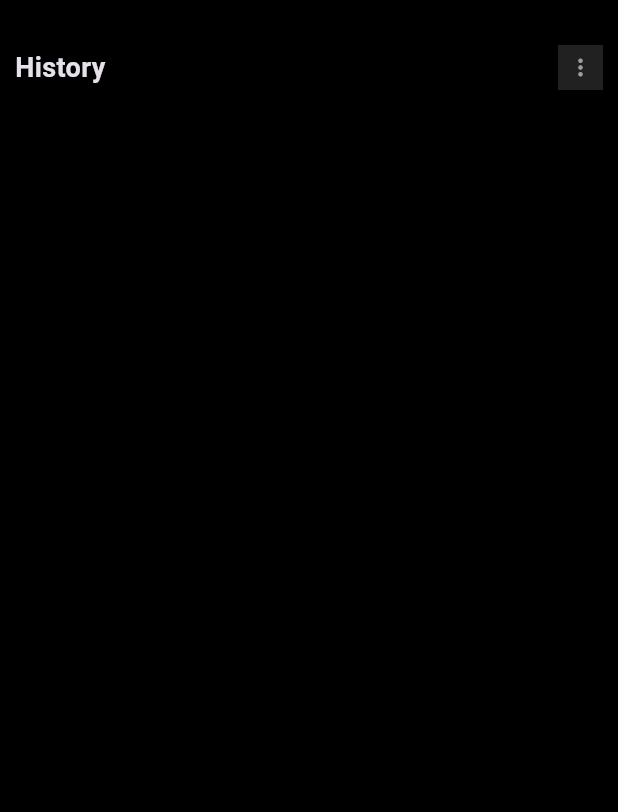
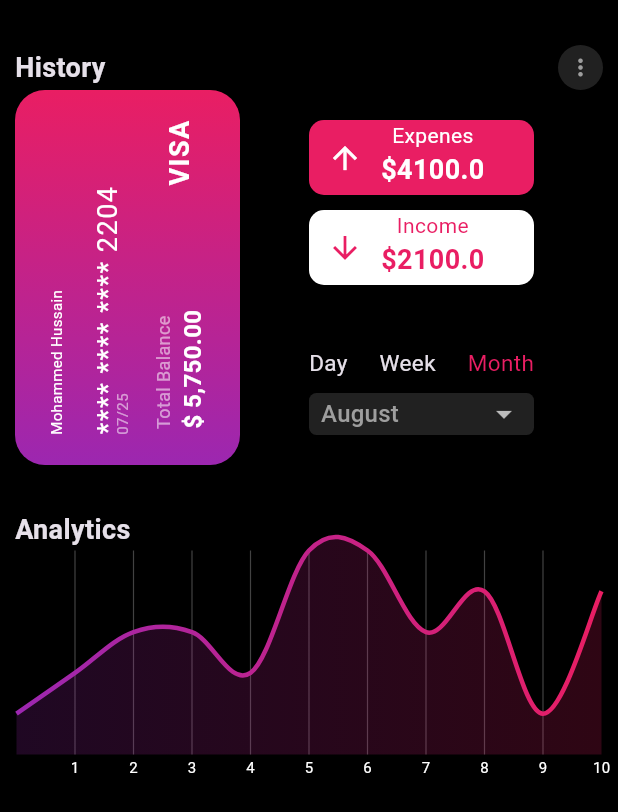
Before and after one commit to Mohammed-Dvlpr/Expense-Teacker, a Flutter app: the screen it shows after launch, on a phone screen of 412 x 824 dp. Shown: the top 812 px of the screen. Run offline on Flutter 3.47's test engine with Material 3 defaults, Android fonts, the phone set to English and light mode, and no system bars; drawn by our look-alikes of fl_chart.

Commit message:
design4 ExpencesGraphDesign

```diff
--- /dev/null
+++ b/lib/expences_graph-design.dart
@@ -0,0 +1,125 @@
+import 'package:flutter/material.dart';
+import 'package:fl_chart/fl_chart.dart';
+
+class ExpencesGraphDesign extends StatefulWidget {
+  const ExpencesGraphDesign({super.key});
+
+  @override
+  State<ExpencesGraphDesign> createState() => _ExpencesGraphDesignState();
+}
+
+class _ExpencesGraphDesignState extends State<ExpencesGraphDesign> {
+  @override
+  Widget build(BuildContext context) {
+    return Container(
+        height: 150,
+        child: LineChart(
+          LineChartData(
+            maxX: 10,
+            maxY: 10,
+            minY: 0,
+            minX: 0,
+            backgroundColor: Colors.black,
+            lineBarsData: [
+              LineChartBarData(
+                  spots: const [
+                    FlSpot(0, 2),
+                    FlSpot(1, 4),
+                    FlSpot(2, 6),
+                    FlSpot(3, 6),
+                    FlSpot(4, 4),
+                    FlSpot(5, 10),
+                    FlSpot(6, 10),
+                    FlSpot(7, 6),
+                    FlSpot(8, 8),
+                    FlSpot(9, 2),
+                    FlSpot(10, 8),
+                  ],
+                  isCurved: true,
+                  gradient: const LinearGradient(colors: [
+                    Colors.purple,
+                    Colors.pink,
+                  ]),
+                  barWidth: 3,
+                  belowBarData: BarAreaData(
+                    show: true,
+                    gradient: LinearGradient(colors: [
+                      Colors.purple.withOpacity(0.2),
+                      Colors.pink.withOpacity(0.2),
+                    ]),
+                  ),
+                  dotData: const FlDotData(show: false)),
+            ],
+            gridData: FlGridData(
+              show: true,
+              drawHorizontalLine: false,
+              drawVerticalLine: true,
+              getDrawingVerticalLine: (value) {
+                return FlLine(
+                  color: Colors.grey.shade800,
+                  strokeWidth: 0.8,
+                );
+              },
+            ),
+            titlesData: FlTitlesData(
+              leftTitles: const AxisTitles(
+                sideTitles: SideTitles(showTitles: false),
+              ),
+              rightTitles: const AxisTitles(
+                sideTitles: SideTitles(showTitles: false),
+              ),
+              topTitles: const AxisTitles(
+                sideTitles: SideTitles(showTitles: false),
+              ),
+              bottomTitles: AxisTitles(
+                sideTitles: SideTitles(
+                    showTitles: true,
+                    reservedSize: 12,
+                    getTitlesWidget: (value, meta) {
+                      String text = "";
+                      switch (value.toInt()) {
+                        case 1:
+                          text = "1";
+                          break;
+                        case 2:
+                          text = "2";
+                          break;
+                        case 3:
+                          text = "3";
+                          break;
+                        case 4:
+                          text = "4";
+                          break;
+                        case 5:
+                          text = "5";
+                          break;
+                        case 6:
+                          text = "6";
+                          break;
+                        case 7:
+                          text = "7";
+                          break;
+                        case 8:
+                          text = "8";
+                          break;
+                        case 9:
+                          text = "9";
+                          break;
+                        case 10:
+                          text = "10";
+                          break;
+                        default:
+                          return Container();
+                      }
+                      return Text(
+                        text,
+                        style:
+                            const TextStyle(color: Colors.white, fontSize: 10),
+                      );
+                    }),
+              ),
+            ),
+          ),
+        ));
+  }
+}
--- a/lib/homepage.dart
+++ b/lib/homepage.dart
@@ -1,4 +1,8 @@
+import 'package:expense_tracker_ui/expences_graph-design.dart';
+import 'package:expense_tracker_ui/expense_income_data.dart';
+import 'package:expense_tracker_ui/visa_card_design.dart';
 import 'package:flutter/material.dart';
+import 'package:flutter/rendering.dart';
 import 'package:flutter/widgets.dart';
 
 class Homepage extends StatefulWidget {
@@ -14,7 +18,7 @@ class _HomepageState extends State<Homepage> {
     return Scaffold(
       backgroundColor: Colors.black,
       body: Padding(
-        padding: const EdgeInsets.symmetric(horizontal: 10, vertical: 30),
+        padding: const EdgeInsets.only(top: 30, left: 10, right: 10),
         child: Column(
           children: [
             Row(
@@ -28,11 +32,33 @@ class _HomepageState extends State<Homepage> {
                     width: 30,
                     height: 30,
                     decoration: BoxDecoration(
-                      color: Colors.grey.shade900,
-                    ),
+                        color: Colors.grey.shade900, shape: BoxShape.circle),
                     child: Icon(Icons.more_vert,
                         color: Colors.grey.shade500, size: 18))
               ],
+            ),
+            const Row(
+              children: [
+                VisaCardDesign(),
+                ExpenseIncomeData(),
+              ],
+            ),
+            const SizedBox(height: 8),
+            const Padding(
+              padding: EdgeInsets.symmetric(vertical: 22),
+              child: SizedBox(
+                height: 340,
+                child: Column(
+                    crossAxisAlignment: CrossAxisAlignment.start,
+                    children: [
+                      Text(
+                        "Analytics",
+                        style: TextStyle(
+                            fontSize: 18, fontWeight: FontWeight.bold),
+                      ),
+                      ExpencesGraphDesign(),
+                    ]),
+              ),
             )
           ],
         ),
```
